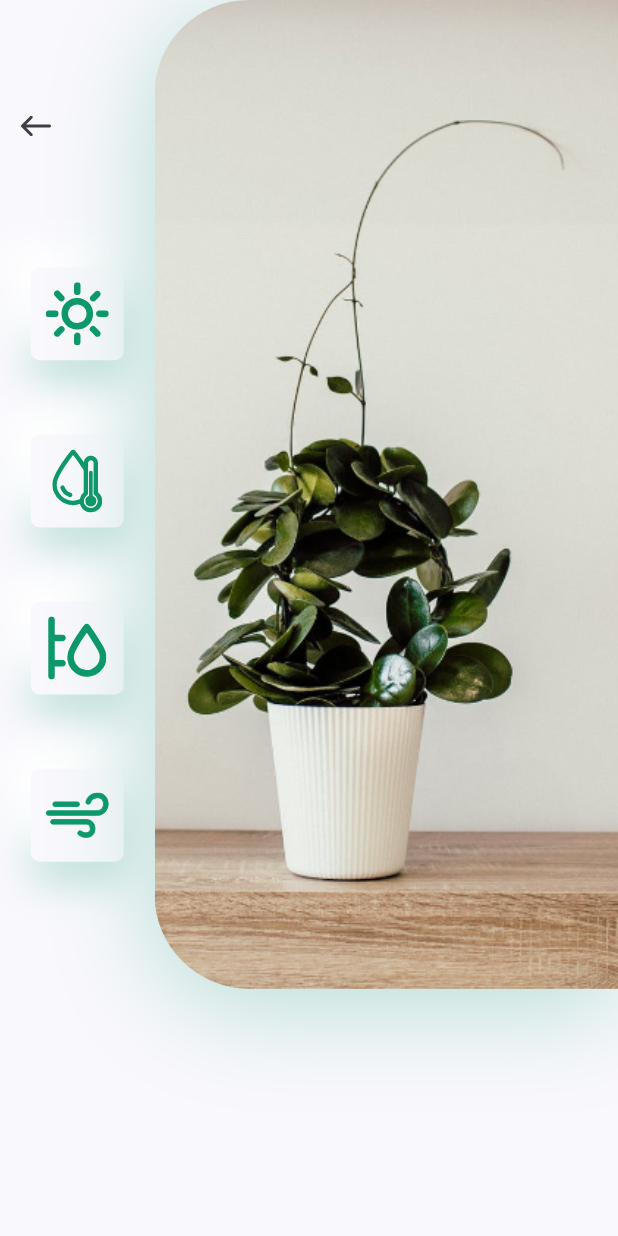
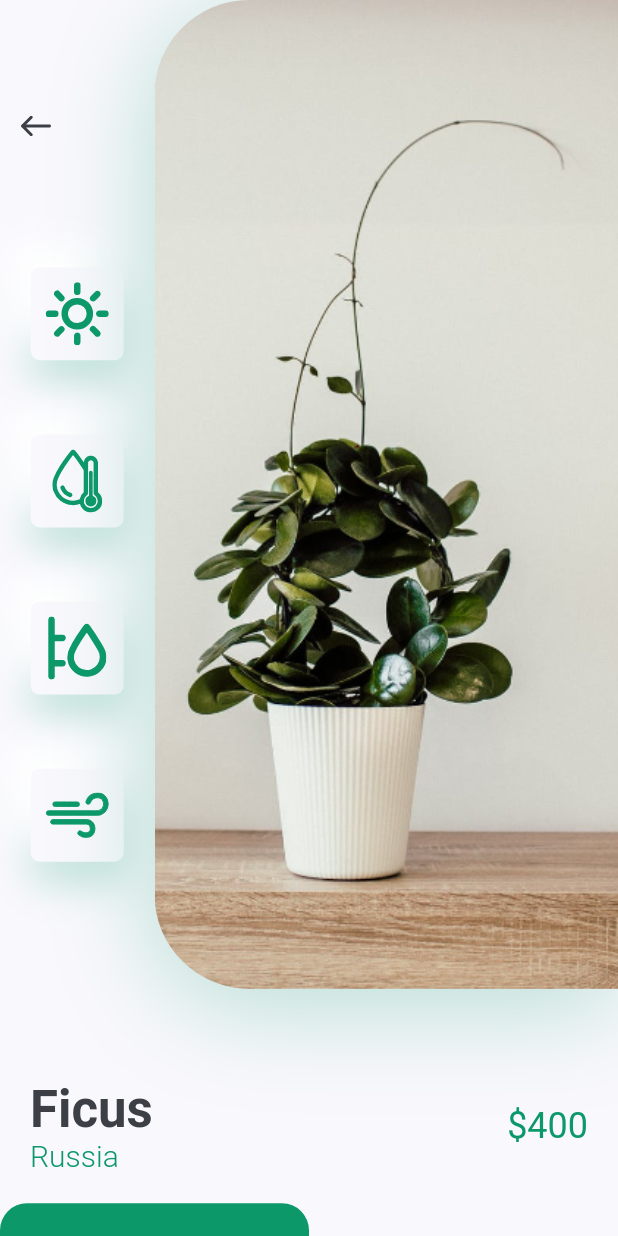
Before and after one commit to lucasudar/plant_app_flutter, a Flutter app: the DetailsScreen screen opened directly, on a phone screen of 412 x 824 dp. Run offline on Flutter 3.47's test engine with Material 2 defaults, Android fonts, the phone set to English and light mode, and no system bars; our stand-ins replace flutter_svg.

Commit message:
added action_btns

```diff
--- /dev/null
+++ b/lib/screens/details/components/action_btns.dart
@@ -0,0 +1,44 @@
+import 'package:flutter/material.dart';
+import '../../../constants.dart';
+
+class ActionBtns extends StatelessWidget {
+  const ActionBtns({
+    Key? key,
+  }) : super(key: key);
+
+
+  @override
+  Widget build(BuildContext context) {
+    Size size = MediaQuery.of(context).size;
+    return Row(
+      children: [
+        SizedBox(
+          width: size.width / 2,
+          height: 84,
+          child: TextButton(
+            onPressed: () {},
+            child: const Text(
+              'Buy Now',
+              style: TextStyle(color: Colors.white, fontSize: 16),
+            ),
+            style: ButtonStyle(
+                backgroundColor:
+                MaterialStateProperty.all<Color>(kPrimaryColor),
+                shape: MaterialStateProperty.all(RoundedRectangleBorder(
+                  borderRadius: BorderRadius.circular(18.0),
+                ))),
+          ),
+        ),
+        Expanded(
+            child: TextButton(
+              onPressed: () {},
+              child: const Text(
+                'More Info',
+                style: TextStyle(color: kPrimaryColor, fontSize: 16),
+              ),
+            )
+        ),
+      ],
+    );
+  }
+}
--- a/lib/screens/details/components/body.dart
+++ b/lib/screens/details/components/body.dart
@@ -1,7 +1,8 @@
 import 'package:flutter/material.dart';
-import 'package:flutter_svg/flutter_svg.dart';
 import 'package:plant_app_flutter/constants.dart';
-import 'package:plant_app_flutter/screens/details/components/icon_card.dart';
+import 'package:plant_app_flutter/screens/details/components/action_btns.dart';
+import 'package:plant_app_flutter/screens/details/components/image_and_icons.dart';
+import 'package:plant_app_flutter/screens/details/components/title_and_price.dart';
 
 class Body extends StatelessWidget {
   const Body({Key? key}) : super(key: key);
@@ -9,60 +10,20 @@ class Body extends StatelessWidget {
   @override
   Widget build(BuildContext context) {
     Size size = MediaQuery.of(context).size;
-    return Column(
-      children: [
-        SizedBox(
-          height: size.height * 0.8,
-          child: Row(children: [
-            Expanded(
-              child: Padding(
-                padding:
-                    const EdgeInsets.symmetric(vertical: kDefaultPadding * 3),
-                child: Column(
-                  children: [
-                    Align(
-                      alignment: Alignment.topLeft,
-                      child: IconButton(
-                          onPressed: () {
-                            Navigator.pop(context);
-                          },
-                          icon:
-                              SvgPicture.asset('assets/icons/back_arrow.svg')),
-                    ),
-                    const Spacer(),
-                    const IconCard(icon: 'assets/icons/sun.svg'),
-                    const IconCard(icon: 'assets/icons/icon_2.svg'),
-                    const IconCard(icon: 'assets/icons/icon_3.svg'),
-                    const IconCard(icon: 'assets/icons/icon_4.svg'),
-                  ],
-                ),
-              ),
-            ),
-            Container(
-              height: size.height * 0.8,
-              width: size.width * 0.75,
-              decoration: BoxDecoration(
-                borderRadius: const BorderRadius.only(
-                  topLeft: Radius.circular(63),
-                  bottomLeft: Radius.circular(63),
-                ),
-                boxShadow: [
-                  BoxShadow(
-                    offset: const Offset(0, 10),
-                    blurRadius: 60,
-                    color: kPrimaryColor.withOpacity(.29),
-                  ),
-                ],
-                image: const DecorationImage(
-                  alignment: Alignment.centerLeft,
-                  image: AssetImage('assets/images/img.png'),
-                  fit: BoxFit.cover,
-                ),
-              ),
-            )
-          ]),
-        )
-      ],
+    return SingleChildScrollView(
+      child: Column(
+        children: const [
+          ImageAndIcons(),
+          TitleAndPrice(
+            title: 'Ficus',
+            country: 'Russia',
+            price: 400,
+          ),
+          SizedBox(height: kDefaultPadding),
+          ActionBtns(),
+          SizedBox(height: kDefaultPadding * 2),
+        ],
+      ),
     );
   }
 }
--- /dev/null
+++ b/lib/screens/details/components/image_and_icons.dart
@@ -0,0 +1,70 @@
+import 'package:flutter/material.dart';
+import 'package:flutter_svg/svg.dart';
+import 'package:plant_app_flutter/screens/details/components/icon_card.dart';
+
+import '../../../constants.dart';
+
+class ImageAndIcons extends StatelessWidget {
+  const ImageAndIcons({
+    Key? key,
+  }) : super(key: key);
+
+
+  @override
+  Widget build(BuildContext context) {
+    Size size = MediaQuery.of(context).size;
+    return Padding(
+      padding: const EdgeInsets.only(bottom: kDefaultPadding * 3),
+      child: SizedBox(
+        height: size.height * 0.8,
+        child: Row(children: [
+          Expanded(
+            child: Padding(
+              padding:
+                  const EdgeInsets.symmetric(vertical: kDefaultPadding * 3),
+              child: Column(
+                children: [
+                  Align(
+                    alignment: Alignment.topLeft,
+                    child: IconButton(
+                        onPressed: () {
+                          Navigator.pop(context);
+                        },
+                        icon: SvgPicture.asset('assets/icons/back_arrow.svg')),
+                  ),
+                  const Spacer(),
+                  const IconCard(icon: 'assets/icons/sun.svg'),
+                  const IconCard(icon: 'assets/icons/icon_2.svg'),
+                  const IconCard(icon: 'assets/icons/icon_3.svg'),
+                  const IconCard(icon: 'assets/icons/icon_4.svg'),
+                ],
+              ),
+            ),
+          ),
+          Container(
+            height: size.height * 0.8,
+            width: size.width * 0.75,
+            decoration: BoxDecoration(
+              borderRadius: const BorderRadius.only(
+                topLeft: Radius.circular(63),
+                bottomLeft: Radius.circular(63),
+              ),
+              boxShadow: [
+                BoxShadow(
+                  offset: const Offset(0, 10),
+                  blurRadius: 60,
+                  color: kPrimaryColor.withOpacity(.29),
+                ),
+              ],
+              image: const DecorationImage(
+                alignment: Alignment.centerLeft,
+                image: AssetImage('assets/images/img.png'),
+                fit: BoxFit.cover,
+              ),
+            ),
+          )
+        ]),
+      ),
+    );
+  }
+}
--- /dev/null
+++ b/lib/screens/details/components/title_and_price.dart
@@ -0,0 +1,51 @@
+import 'package:flutter/material.dart';
+
+import '../../../constants.dart';
+
+class TitleAndPrice extends StatelessWidget {
+  const TitleAndPrice({
+    Key? key,
+    required this.title,
+    required this.country,
+    required this.price,
+  }) : super(key: key);
+
+  final String title, country;
+  final int price;
+
+  @override
+  Widget build(BuildContext context) {
+    return Padding(
+      padding: const EdgeInsets.symmetric(horizontal: kDefaultPadding),
+      child: Row(
+        children: [
+          RichText(
+            text: TextSpan(children: [
+              TextSpan(
+                text: '$title\n',
+                style: Theme.of(context).textTheme.headline4?.copyWith(
+                      fontWeight: FontWeight.bold,
+                      color: kTextColor,
+                    ),
+              ),
+              TextSpan(
+                text: country,
+                style: const TextStyle(
+                    color: kPrimaryColor,
+                    fontSize: 20,
+                    fontWeight: FontWeight.w300),
+              ),
+            ]),
+          ),
+          const Spacer(),
+          Text(
+            '\$$price',
+            style: Theme.of(context).textTheme.headline5?.copyWith(
+                  color: kPrimaryColor,
+                ),
+          ),
+        ],
+      ),
+    );
+  }
+}
--- a/lib/screens/details/details_screen.dart
+++ b/lib/screens/details/details_screen.dart
@@ -7,7 +7,7 @@ class DetailsScreen extends StatelessWidget {
   @override
   Widget build(BuildContext context) {
     return const Scaffold(
-      body: Body()
+      body: Body(),
     );
   }
 }
```
